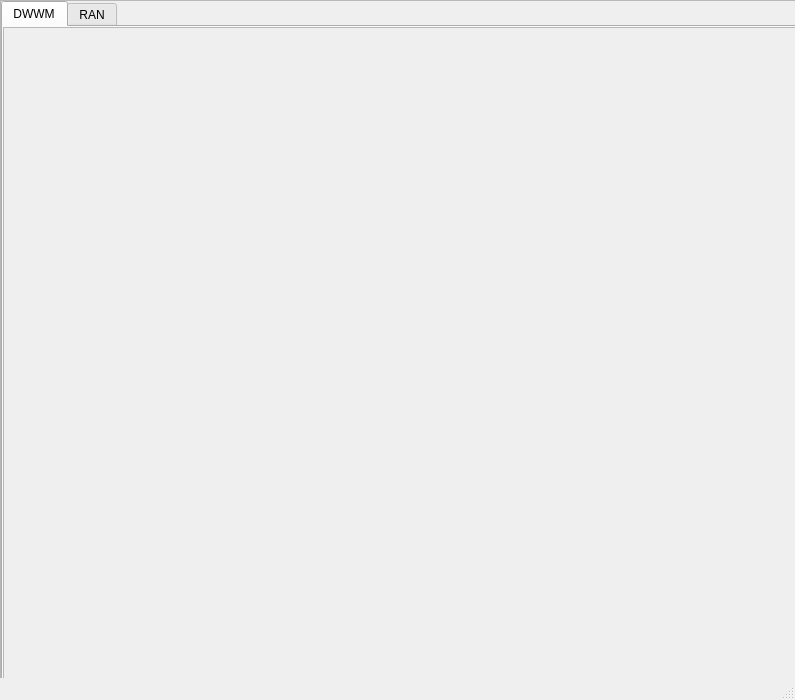
First picture: the form in gui.ui, repository quentinmathieu/Py-JSON-Display, before the edit.
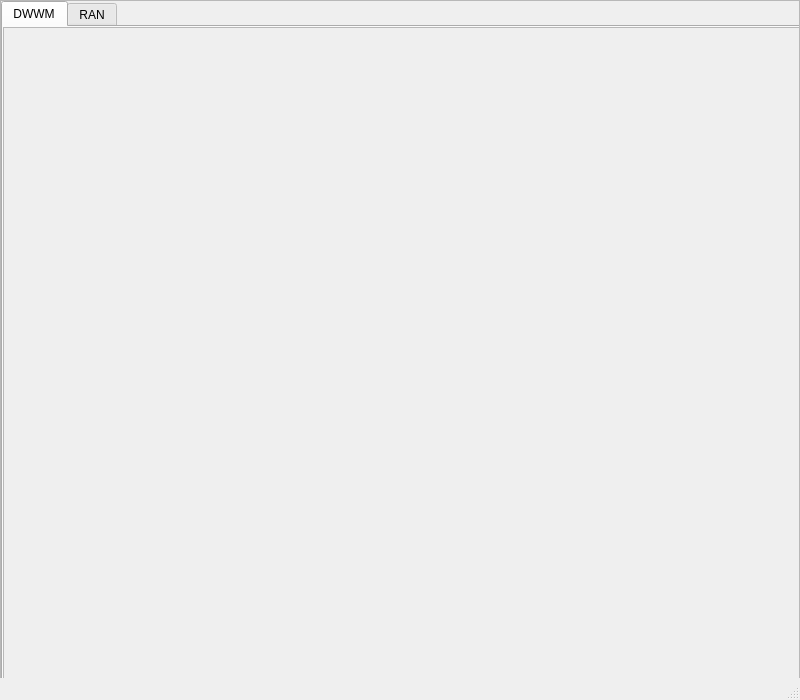
Second picture: the form after the edit.

Commit message: copy description + files :OK

```diff
--- a/gui.ui
+++ b/gui.ui
@@ -6,7 +6,7 @@
    <rect>
     <x>0</x>
     <y>0</y>
-    <width>795</width>
+    <width>800</width>
     <height>700</height>
    </rect>
   </property>
@@ -93,7 +93,7 @@
           <x>0</x>
           <y>0</y>
           <width>797</width>
-          <height>700</height>
+          <height>680</height>
          </rect>
         </property>
         <property name="widgetResizable">
@@ -105,7 +105,7 @@
            <x>0</x>
            <y>0</y>
            <width>795</width>
-           <height>698</height>
+           <height>678</height>
           </rect>
          </property>
         </widget>
```
Left out of the diff: 2 changed lines with no effect on the pictures. The commit also changes 1 other file.
